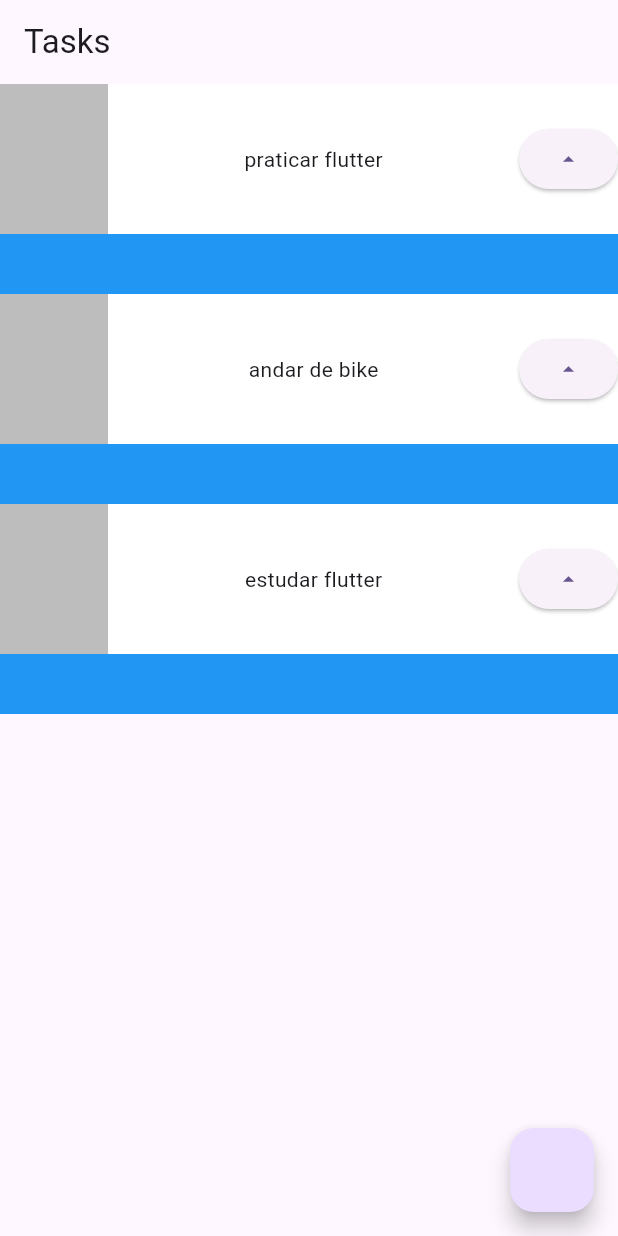
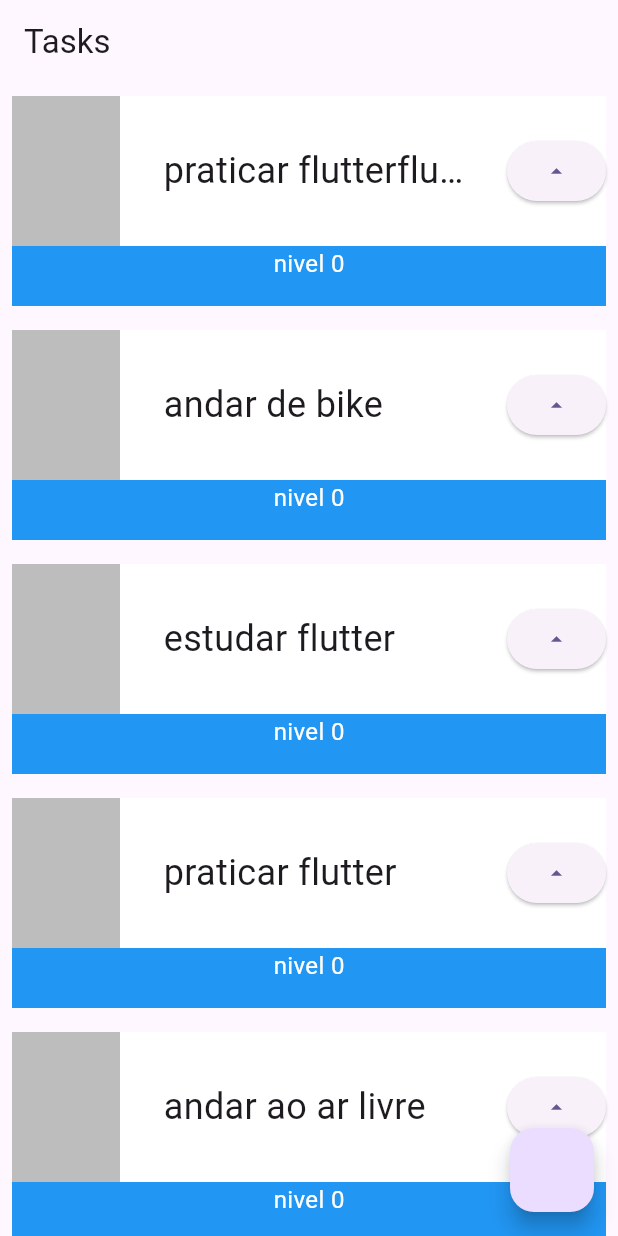
Before and after one commit to Matheus-pxl/task, a Flutter app: the screen it shows after launch, on a phone screen of 412 x 824 dp. Run offline on Flutter 3.47's test engine with Material 3 defaults, Android fonts, the phone set to English and light mode, and no system bars.

Commit message:
melhorando design do card

```diff
--- a/lib/main.dart
+++ b/lib/main.dart
@@ -19,11 +19,18 @@ class MyApp extends StatelessWidget {
           appBar: AppBar(
             title: const Text('Tasks'),
           ),
-          body: Column(
+          body: ListView(          //listView faz o papel de scrollar
+            // scrollDirection: Axis.horizontal,
             children: [
-              Task('praticar flutter'),
+              Task('praticar flutterflutterflutterflutter'),
               Task('andar de bike'),
               Task('estudar flutter'),
+              Task('praticar flutter'),
+              Task('andar ao ar livre'),
+              Task('praticar esportesr'),
+              Task('assistir'),
+              Task('ver regra de 3'),
+              Task('participar de eventos'),
             ],
           ),
           floatingActionButton: FloatingActionButton(onPressed: () {}),
@@ -36,13 +43,17 @@ class Task extends StatelessWidget {
 
   @override
   Widget build(BuildContext context) {
-    return Container(
+    return Padding(
+      padding: const EdgeInsets.all(8.0),
+      child: Container(
         child: Stack(
           children: [
             Container(
               color: Colors.blue,
               height: 140,
             ),
+            Column(
+              children: [
                 Container(
                   color: Colors.white,
                   height: 100,
@@ -54,13 +65,17 @@ class Task extends StatelessWidget {
                         width: 72,
                         height: 100,
                       ),
-                Text(nome),
+                      Container(width:200, child: Text(nome,style: TextStyle(fontSize: 24,overflow: TextOverflow.ellipsis),)),
                       ElevatedButton(
                           onPressed: () {}, child: Icon(Icons.arrow_drop_up))
                     ],
                   ),
+                ),
+                Text('nivel 0',style: TextStyle(color: Colors.white,fontSize: 16),)
+              ],
             )
           ],
+        ),
       ),
     );
   }
```
Lines whose indentation alone changed are shown as unchanged.
